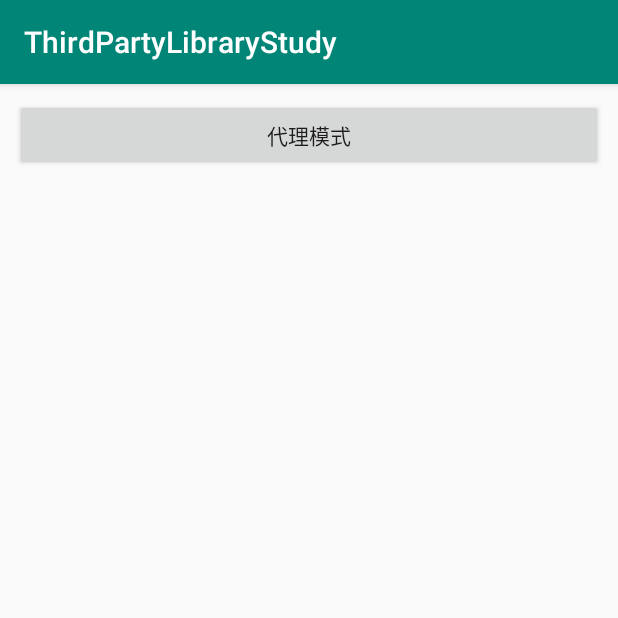
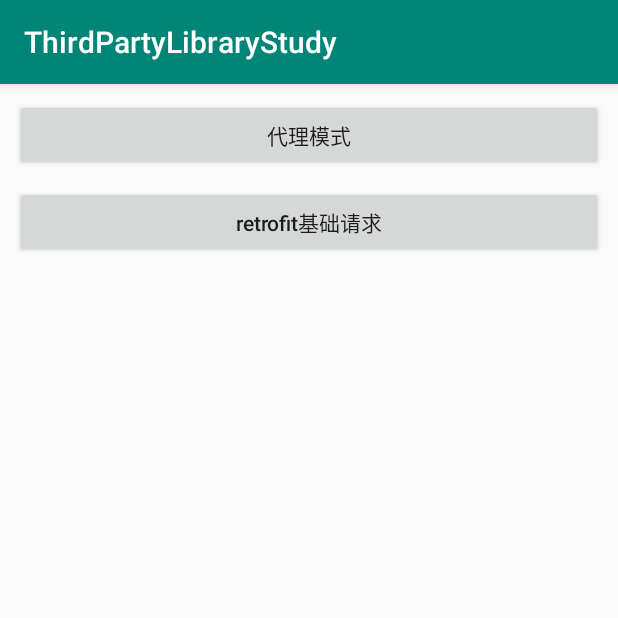
Before and after one commit to tinyvampirepudge/ThirdPartyLibraryStudy, an Android app: the RetrofitActivity screen opened directly, with no data from a screen before it, on a phone screen of 412 x 824 dp, the top half of it. Run offline under Robolectric (Android 15) with nearby library versions, the phone set to English and light mode, and no system bars; our stand-ins replace ButterKnife; libraries missing offline, so code that uses them is left out: retrofit2.adapter.rxjava.

Commit message:
retrofit源码学习

```diff
--- a/app/build.gradle
+++ b/app/build.gradle
@@ -45,5 +45,5 @@ dependencies {
     implementation files('libs/cglib-3.2.10.jar')
     // cglib依赖的asm
     // https://mvnrepository.com/artifact/org.ow2.asm/asm
-    implementation 'org.ow2.asm:asm:6.0'
+//    implementation 'org.ow2.asm:asm:6.0'
 }
--- /dev/null
+++ b/app/src/main/java/com/tinytongtong/thirdpartylibrarystudy/retrofit/GithubService.java
@@ -0,0 +1,18 @@
+package com.tinytongtong.thirdpartylibrarystudy.retrofit;
+
+import java.util.List;
+
+import retrofit2.Call;
+import retrofit2.http.GET;
+import retrofit2.http.Path;
+
+/**
+ * @Description: TODO
+ * @Author wangjianzhou@qding.me
+ * @Date 2019/4/3 10:15 PM
+ * @Version TODO
+ */
+public interface GithubService {
+    @GET("user/{user}/repo")
+    Call<List<Repo>> listRepos(@Path("user") String user);
+}
--- /dev/null
+++ b/app/src/main/java/com/tinytongtong/thirdpartylibrarystudy/retrofit/MyInterface.java
@@ -0,0 +1,17 @@
+package com.tinytongtong.thirdpartylibrarystudy.retrofit;
+
+import java.util.List;
+
+import retrofit2.Call;
+import retrofit2.http.GET;
+
+/**
+ * @Description: TODO
+ * @Author wangjianzhou@qding.me
+ * @Date 2019/4/6 4:10 PM
+ * @Version TODO
+ */
+public interface MyInterface {
+    @GET(".../...")
+    Call<List<MyResponse>> getCall();
+}
--- a/app/src/main/res/layout/activity_retrofit.xml
+++ b/app/src/main/res/layout/activity_retrofit.xml
@@ -14,4 +14,12 @@
         app:layout_constraintRight_toRightOf="parent"
         app:layout_constraintTop_toTopOf="parent" />
 
+    <Button
+        android:id="@+id/btn_retrofit_basic"
+        style="@style/btn_style_lower"
+        android:text="retrofit基础请求"
+        app:layout_constraintLeft_toLeftOf="parent"
+        app:layout_constraintRight_toRightOf="parent"
+        app:layout_constraintTop_toBottomOf="@id/btn_proxy" />
+
 </android.support.constraint.ConstraintLayout>
```
Also changed, not shown: app/src/main/java/com/tinytongtong/thirdpartylibrarystudy/retrofit/MyResponse.java (added, +14 -0 lines), app/src/main/java/com/tinytongtong/thirdpartylibrarystudy/retrofit/Repo.java (added, +10 -0 lines), app/src/main/java/com/tinytongtong/thirdpartylibrarystudy/retrofit/RetrofitActivity.java (+63 -0 lines).
